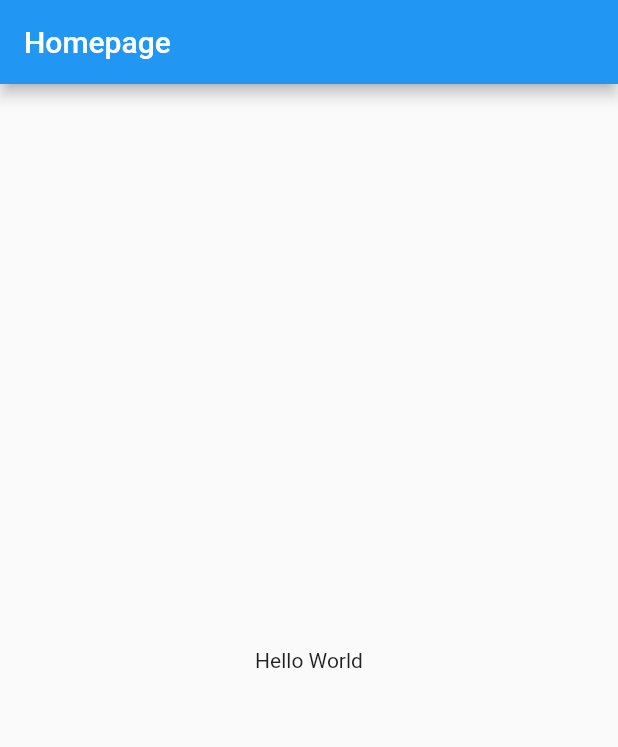
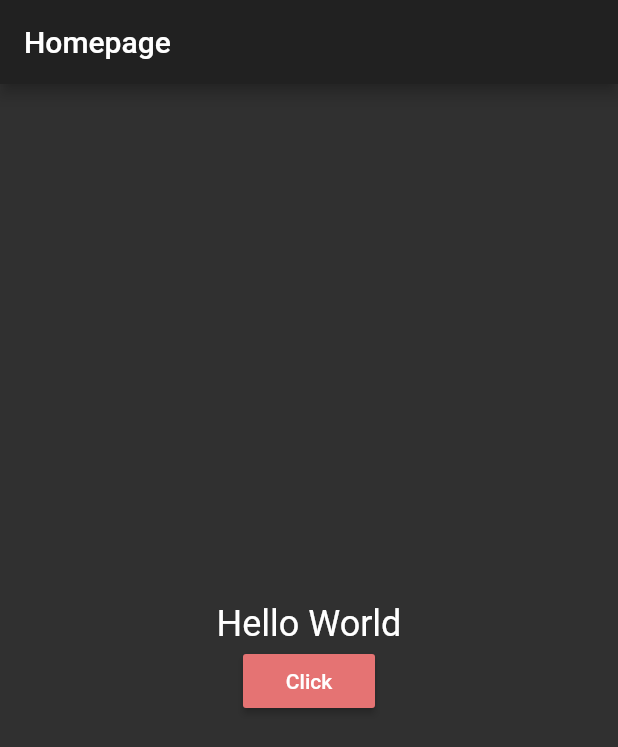
Before and after one commit to Rifat15913/explore-flutter, a Flutter app: the screen it shows after launch, on a phone screen of 412 x 824 dp. Shown: the top 747 px of the screen. Run offline on Flutter 3.47's test engine with Material 2 defaults, Android fonts, the phone set to English and light mode, and no system bars.

Commit message:
Learn stateful widget with theme

```diff
--- a/lib/main.dart
+++ b/lib/main.dart
@@ -10,12 +10,65 @@ class MyApp extends StatelessWidget {
     return MaterialApp(
       debugShowCheckedModeBanner: true,
       title: "My App",
-      home: Scaffold(
-        appBar: AppBar(
-          title: Text("Homepage"),
-        ),
-        body: Center(
-          child: Text("Hello World"),
+      theme: ThemeData(
+          primarySwatch: Colors.green,
+          brightness: Brightness.dark,
+          accentColor: Colors.red
+      ),
+      home: Homepage(),
+    );
+  }
+}
+
+class Homepage extends StatefulWidget {
+  @override
+  _HomepageState createState() => _HomepageState();
+}
+
+class _HomepageState extends State<Homepage> {
+  String myText = "Hello World";
+
+  @override
+  Widget build(BuildContext context) {
+    return Scaffold(
+      appBar: AppBar(
+        title: Text("Homepage"),
+      ),
+      body: _buildBodyWidget(),
+    );
+  }
+
+  void _changeText() {
+    setState(() {
+      myText = myText.startsWith("H") ? "Welcome to my app" : "Hello World";
+    });
+  }
+
+  Widget _buildBodyWidget() {
+    return Container(
+      padding: const EdgeInsets.all(8.0),
+      child: Center(
+        child: Padding(
+          padding: const EdgeInsets.all(8.0),
+          child: Column(
+            mainAxisAlignment: MainAxisAlignment.center,
+            children: <Widget>[
+              Text(
+                myText,
+                style: TextStyle(fontSize: 24.0),
+              ),
+              RaisedButton(
+                child: Text(
+                  "Click",
+                  style: TextStyle(
+                    color: Colors.white,
+                  ),
+                ),
+                onPressed: _changeText,
+                color: Colors.red[300],
+              )
+            ],
+          ),
         ),
       ),
     );
```
